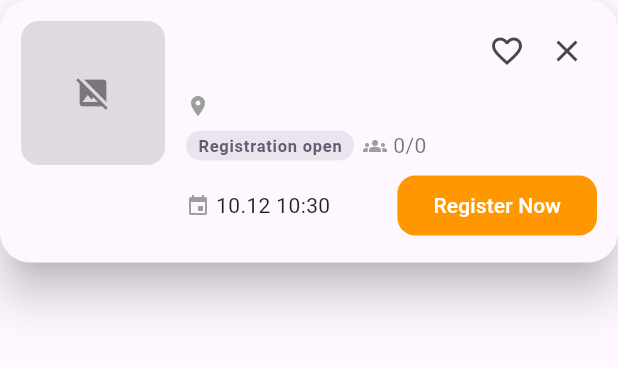
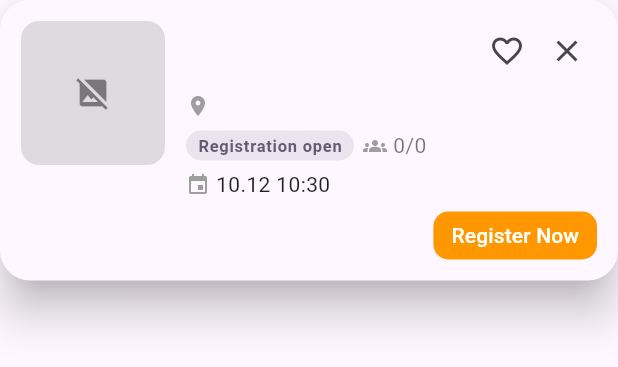
Before and after one commit to Kukutx/crew_app, a Flutter app: the MapEventFloatingCard widget shown alone on an empty page, opened directly with empty values, on a phone screen of 412 x 824 dp. Shown: the top 367 px of the screen. Run offline on Flutter 3.47's test engine with Material 3 defaults, Android fonts, the phone set to English and light mode, and no system bars; our stand-ins replace cached_network_image, chewie, dio, firebase_auth, firebase_core, firebase_crashlytics and 12 more; missing offline and left inert: feedback, firebase_ui_auth, firebase_ui_oauth_apple, firebase_ui_oauth_google, image_gallery_saver_plus; accounts and stored records are empty; network calls fail.

Commit message:
Adjust register button layout on map event card

```diff
--- a/lib/features/events/presentation/map/widgets/map_event_floating_card.dart
+++ b/lib/features/events/presentation/map/widgets/map_event_floating_card.dart
@@ -162,20 +162,34 @@ class MapEventFloatingCard extends StatelessWidget {
                                     ?.copyWith(color: Colors.black87),
                               ),
                             ),
-                            const SizedBox(width: 12),
-                            FilledButton(
+                          ],
+                        ),
+                        const SizedBox(height: 8),
+                        Align(
+                          alignment: Alignment.centerRight,
+                          child: FilledButton(
                             style: FilledButton.styleFrom(
                               backgroundColor: Colors.orange,
                               foregroundColor: Colors.white,
-                                minimumSize: const Size(110, 40),
+                              padding: const EdgeInsets.symmetric(
+                                horizontal: 12,
+                                vertical: 6,
+                              ),
+                              minimumSize: const Size(0, 0),
+                              tapTargetSize: MaterialTapTargetSize.shrinkWrap,
                               shape: RoundedRectangleBorder(
-                                  borderRadius: BorderRadius.circular(12),
+                                borderRadius: BorderRadius.circular(10),
                               ),
                             ),
                             onPressed: onRegister,
-                              child: Text(loc.action_register_now),
+                            child: Text(
+                              loc.action_register_now,
+                              style: Theme.of(context)
+                                  .textTheme
+                                  .labelLarge
+                                  ?.copyWith(color: Colors.white),
                             ),
-                          ],
+                          ),
                         ),
                       ],
                     ),
```
Lines whose indentation alone changed are shown as unchanged.
